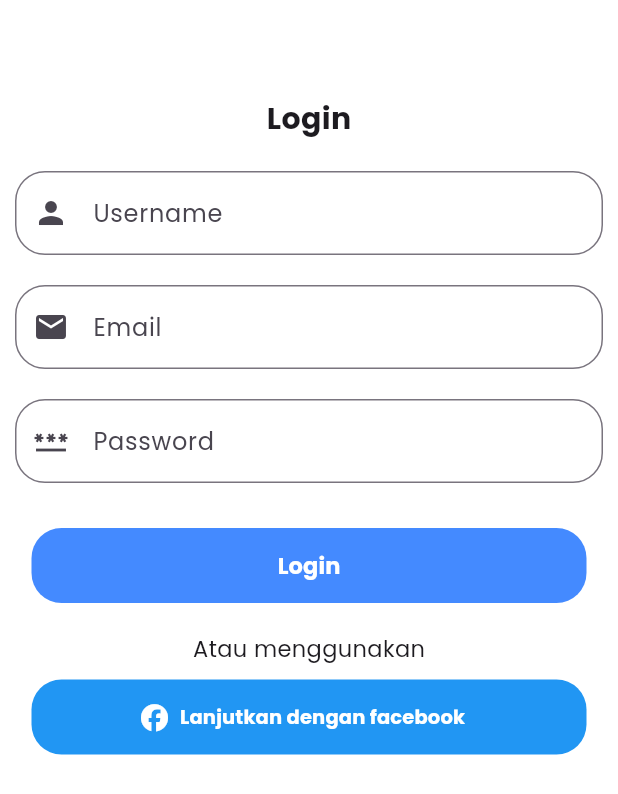
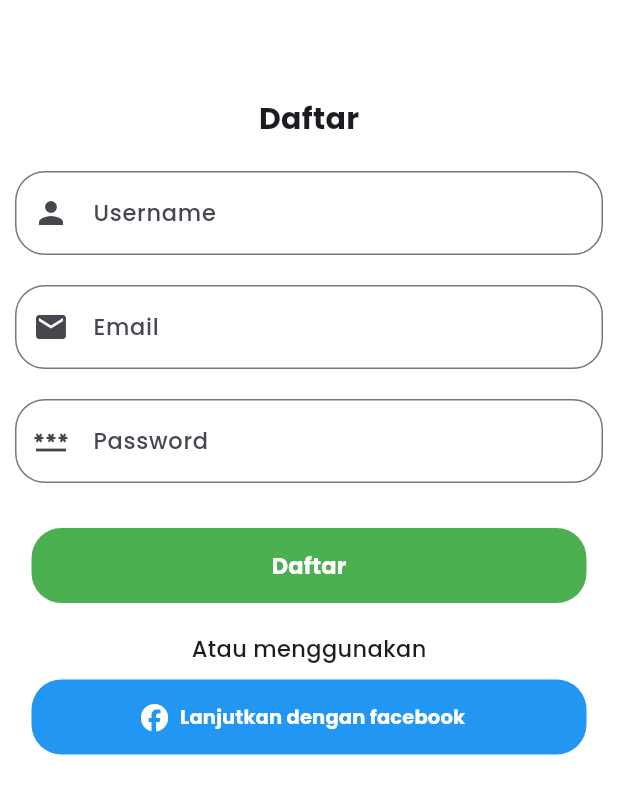
Before and after one commit to Lubawi07/NewsPedia, a Flutter app: the RegisterPage screen opened by its route, on a phone screen of 412 x 824 dp. Shown: the top 794 px of the screen. Run offline on Flutter 3.47's test engine with Material 3 defaults, Android fonts, the light colour scheme and no system bars; our stand-ins replace carousel_slider, font_awesome_flutter, google_fonts, salomon_bottom_bar, shimmer; network calls fail.

Commit message:
config materialapp

```diff
--- a/lib/auth/register.dart
+++ b/lib/auth/register.dart
@@ -21,7 +21,7 @@ class _RegisterPageState extends State<RegisterPage> {
           children: [
             Padding(padding: EdgeInsets.only(top: 65),
               child: Center(
-                child: Text('Login', style: GoogleFonts.poppins(fontSize: 20, fontWeight: FontWeight.bold),),
+                child: Text('Daftar', style: GoogleFonts.poppins(fontSize: 20, fontWeight: FontWeight.bold),),
               ),
             ),
             Padding(padding: EdgeInsets.only(top: 20, right: 10, left: 10),
@@ -29,9 +29,9 @@ class _RegisterPageState extends State<RegisterPage> {
               decoration: InputDecoration(
                 prefixIcon: Icon(Icons.person),
                 labelText: 'Username',
-                labelStyle: GoogleFonts.poppins(),
+                labelStyle: GoogleFonts.poppins(fontSize: 15, fontWeight: FontWeight.w500),
                 hintText: 'Masukkkan username',
-                hintStyle: GoogleFonts.poppins(),
+                hintStyle: GoogleFonts.poppins(fontSize: 15, fontWeight: FontWeight.w500),
                 border: OutlineInputBorder(
                   borderRadius: BorderRadius.circular(20),
                 ),
@@ -44,9 +44,9 @@ class _RegisterPageState extends State<RegisterPage> {
               decoration: InputDecoration(
                 prefixIcon: Icon(Icons.email),
                 labelText: 'Email',
-                labelStyle: GoogleFonts.poppins(),
+                labelStyle: GoogleFonts.poppins(fontSize: 15, fontWeight: FontWeight.w500),
                 hintText: 'Masukkkan email',
-                hintStyle: GoogleFonts.poppins(),
+                hintStyle: GoogleFonts.poppins(fontSize: 15, fontWeight: FontWeight.w500),
                 border: OutlineInputBorder(
                   borderRadius: BorderRadius.circular(20),
                 ),
@@ -59,9 +59,9 @@ class _RegisterPageState extends State<RegisterPage> {
               decoration: InputDecoration(
                 prefixIcon: Icon(Icons.password),
                 labelText: 'Password',
-                labelStyle: GoogleFonts.poppins(),
+                labelStyle: GoogleFonts.poppins(fontSize: 15, fontWeight: FontWeight.w500),
                 hintText: 'Masukkkan password',
-                hintStyle: GoogleFonts.poppins(),
+                hintStyle: GoogleFonts.poppins(fontSize: 15, fontWeight: FontWeight.w500),
                 border: OutlineInputBorder(
                   borderRadius: BorderRadius.circular(20),
                 ),
@@ -76,7 +76,7 @@ class _RegisterPageState extends State<RegisterPage> {
                     context, MaterialPageRoute(builder: (context) => Nav()));
               },
               child: Text(
-                "Login",
+                "Daftar",
                 style: GoogleFonts.poppins(
                   fontSize: 15,
                   fontWeight: FontWeight.bold,
@@ -85,7 +85,7 @@ class _RegisterPageState extends State<RegisterPage> {
               ),
               style: ButtonStyle(
                 minimumSize: MaterialStateProperty.all(Size(370, 50)),
-                backgroundColor: MaterialStatePropertyAll(Colors.blueAccent),
+                backgroundColor: MaterialStatePropertyAll(Colors.green),
                 shape: MaterialStateProperty.all(
                   RoundedRectangleBorder(
                     borderRadius: BorderRadius.circular(20),
@@ -96,7 +96,7 @@ class _RegisterPageState extends State<RegisterPage> {
             ),
             Padding(padding: EdgeInsets.only(top: 20, right: 10, left: 10),
             child: Center(
-              child: Text('Atau menggunakan', style: GoogleFonts.poppins(fontSize: 15),),),
+              child: Text('Atau menggunakan', style: GoogleFonts.poppins(fontSize: 15, fontWeight: FontWeight.w500),),),
             ),
             Padding(padding: EdgeInsets.only(top: 10, right: 10, left: 10),
             child: FilledButton.icon(
--- a/lib/pages/profile.dart
+++ b/lib/pages/profile.dart
@@ -41,7 +41,7 @@ class Profile extends StatelessWidget {
                   onPressed: () {},
                   child: Text(
                     "Edit",
-                    style: GoogleFonts.poppins(fontWeight: FontWeight.w500),
+                    style: GoogleFonts.poppins(fontWeight: FontWeight.w500, color: Colors.blue),
                   )),
             ),
           ),
--- a/lib/pages/setting.dart
+++ b/lib/pages/setting.dart
@@ -10,7 +10,6 @@ class SettingPage extends StatefulWidget {
 
 class _SettingPageState extends State<SettingPage> {
   bool isSwitched = false;
-
   @override
   Widget build(BuildContext context) {
     return Scaffold(
@@ -18,7 +17,8 @@ class _SettingPageState extends State<SettingPage> {
         body: SingleChildScrollView(
           child: Column(
             children: [
-              ListTile(
+              Padding(padding: EdgeInsets.only(top: 10),
+              child: ListTile(
                 leading: Icon(Icons.dark_mode),
                 title: Text('Mode gelap'),
                 trailing: Switch(
@@ -30,6 +30,7 @@ class _SettingPageState extends State<SettingPage> {
                         isSwitched = value;
                       });
                     }),
+              ),
               ),
               ListTile(
                 leading: Icon(Icons.language),
--- a/pubspec.yaml
+++ b/pubspec.yaml
@@ -47,6 +47,7 @@ dependencies:
   awesome_notifications: ^0.9.3+1
   url_launcher: ^6.3.0
   draggable_bottom_sheet: ^1.0.2
+  flutter_splash_screen: ^3.0.0
 
 dev_dependencies:
   flutter_test:
```
Also changed, not shown: lib/components/navbar.dart (+57 -59 lines), lib/main.dart (+19 -2 lines), lib/pages/bookmark.dart (+11 -8 lines), lib/pages/detail.dart (+7 -1 lines), lib/pages/homepage.dart (+22 -16 lines), lib/pages/search.dart (+13 -10 lines), lib/splash/splash_screen.dart (deleted, +0 -15 lines), pubspec.lock, 1 other file.
